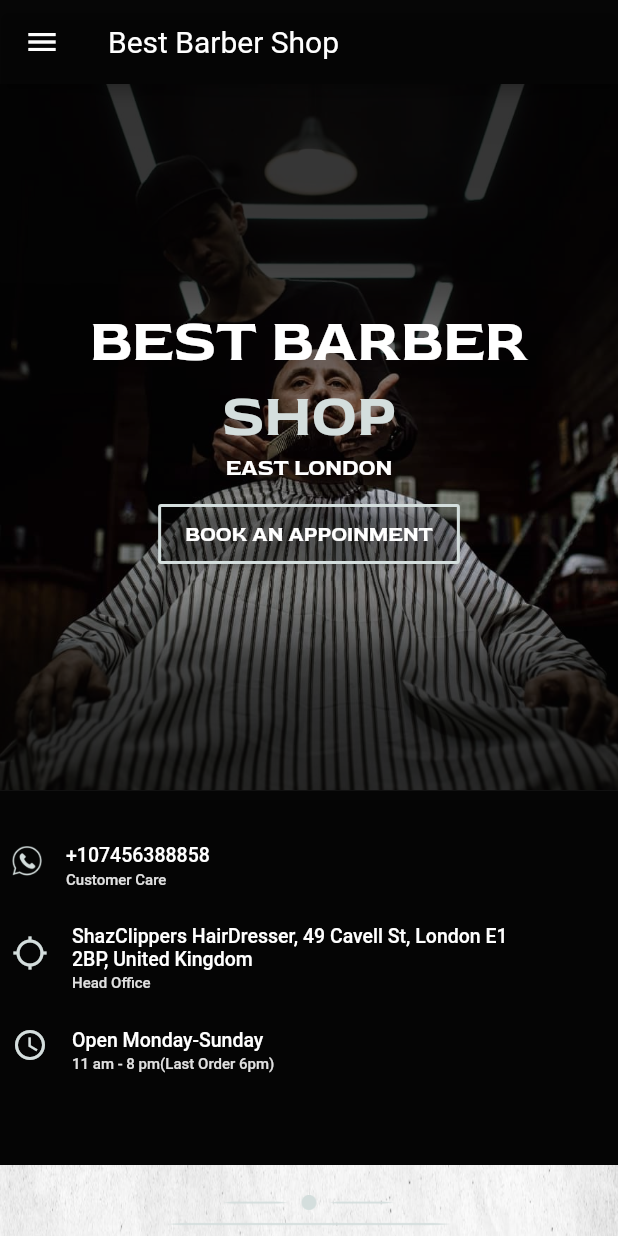
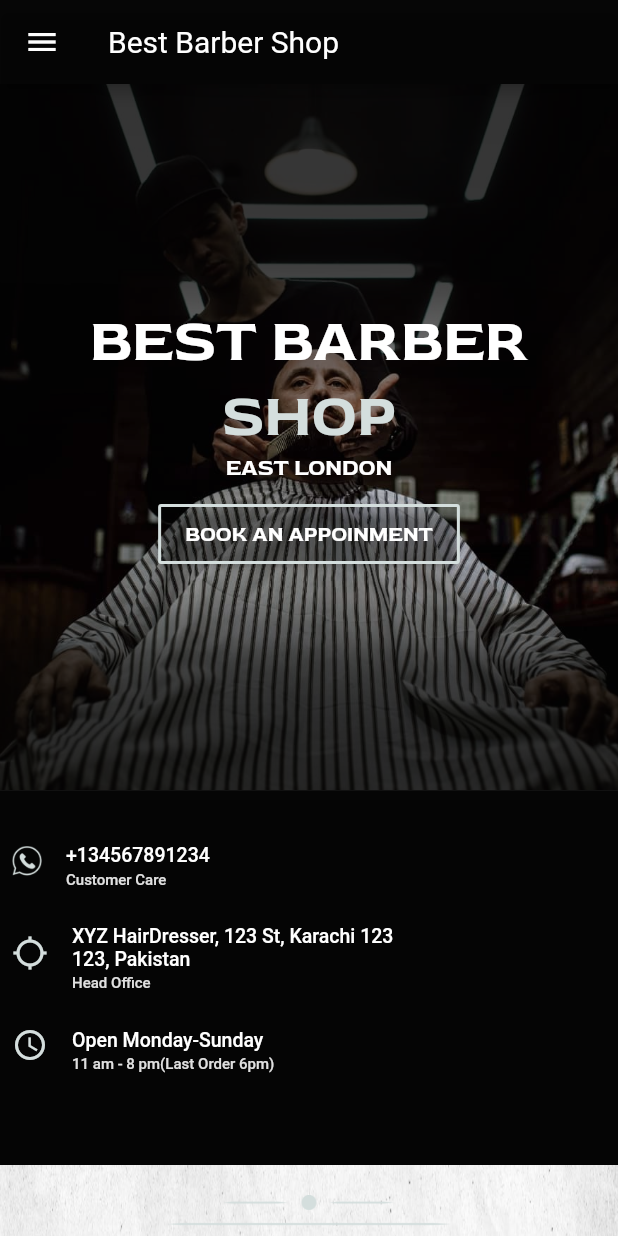
Before and after one commit to MuhammadBilalEllahi/BarberShop-App, a Flutter app: the screen it shows after launch, on a phone screen of 412 x 824 dp. Run offline on Flutter 3.47's test engine with Material 2 defaults, Android fonts, the phone set to English and light mode, and no system bars; drawn by our look-alikes of flutter_animate; our stand-ins replace carousel_slider, flutter_svg; Roboto replaces fonts that are missing (Raleway); project files that could hold a hidden picture were left out.

Commit message:
This code can still be reduced like contact box.

```diff
--- a/lib/FormScreen/main_form.dart
+++ b/lib/FormScreen/main_form.dart
@@ -35,9 +35,9 @@ class MainFormState extends State<MainForm> {
                 ),
                 Row(
                   children: [
-                    const Flexible(
-                      child: TextField()
-                    ),
+                    // const Flexible(
+                    //   child: TextField()
+                    // ),
                     Flexible(
                       child: TextFormField(
                         keyboardType: TextInputType.name,
--- a/lib/HomeScreen/BarberImage/barber_image.dart
+++ b/lib/HomeScreen/BarberImage/barber_image.dart
@@ -4,9 +4,9 @@ import 'package:shazclippers/Themes/darktheme.dart';
 
 
 final barberData = [
-      {"name": "Shaz", "designation": "Barber"},
-      {"name": "T", "designation": "Barber"},
-      {"name": "H", "designation": "Barber"},
+      {"name": "Shah", "designation": "Barber"},
+      {"name": "Tariq", "designation": "Barber"},
+      {"name": "Hammad", "designation": "Barber"},
       {"name": "Shah", "designation": "Barber"},
       {"name": "Malik", "designation": "Barber"},
     ];
--- a/lib/HomeScreen/Footer/ContactBox/contact_box.dart
+++ b/lib/HomeScreen/Footer/ContactBox/contact_box.dart
@@ -66,7 +66,7 @@ class ContactBox extends StatelessWidget {
                             crossAxisAlignment: CrossAxisAlignment.start,
                             children: [
                               const Text(
-                                "ShazClippers HairDresser, 49 Cavell St, London E1\n2BP, United Kingdom",
+                                "XYZ HairDresser, 123 St, Karachi 123\n123, Pakistan",
                                 style: TextStyle(
                                     fontSize: 13.0,
                                     fontFamily: "Raleway",
@@ -99,7 +99,7 @@ class ContactBox extends StatelessWidget {
                           crossAxisAlignment: CrossAxisAlignment.start,
                           children: [
                             const Text(
-                              "+107456388858",
+                              "+134567891234",
                               style: TextStyle(
                                   fontSize: 13.0,
                                   fontFamily: "Raleway",
--- a/lib/HomeScreen/Footer/ContactBox/contact_box_black.dart
+++ b/lib/HomeScreen/Footer/ContactBox/contact_box_black.dart
@@ -33,7 +33,7 @@ class ContactBoxBlack extends StatelessWidget {
                   crossAxisAlignment: CrossAxisAlignment.start,
                   children: [
                     const Text(
-                      "+107456388858",
+                      "+134567891234",
                       style: TextStyle(
                           fontSize: 13.0,
                           fontFamily: "Raleway",
@@ -65,7 +65,7 @@ class ContactBoxBlack extends StatelessWidget {
                     crossAxisAlignment: CrossAxisAlignment.start,
                     children: [
                       const Text(
-                        "ShazClippers HairDresser, 49 Cavell St, London E1\n2BP, United Kingdom",
+                        "XYZ HairDresser, 123 St, Karachi 123\n123, Pakistan",
                         style: TextStyle(
                             fontSize: 13.0,
                             fontFamily: "Raleway",
--- a/lib/States/button_launch_url.dart
+++ b/lib/States/button_launch_url.dart
@@ -5,7 +5,7 @@ import 'package:url_launcher/url_launcher.dart';
 
 void _launchInstagram() async {
   var url = Uri.parse(
-      'https://www.instagram.com/shazclippers/');
+      'https://www.instagram.com/');
   if (await canLaunchUrl(url)) {
     await launchUrl(
       url,
```
